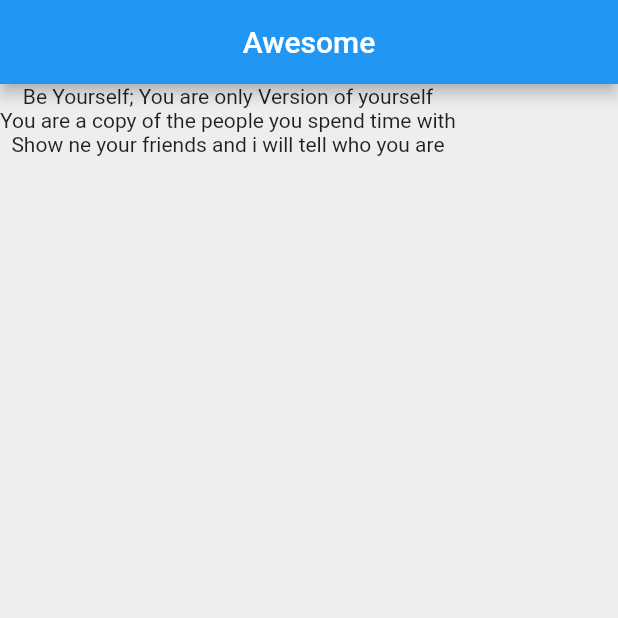
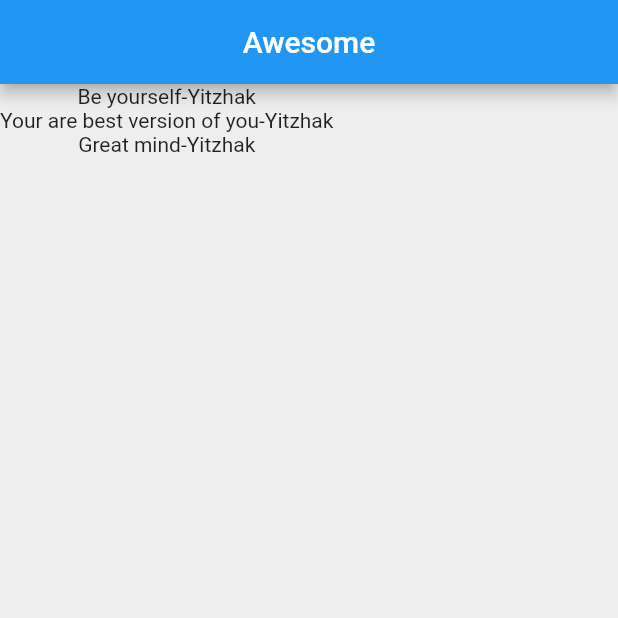
Before and after one commit to Yitzhak-Njenga/Quotes-App-flutter, a Flutter app: the screen it shows after launch, on a phone screen of 412 x 824 dp, the top half of it. Run offline on Flutter 3.47's test engine with Material 2 defaults, Android fonts, the phone set to English and light mode, and no system bars.

Commit message:
added a new quotes class

```diff
--- a/lib/main.dart
+++ b/lib/main.dart
@@ -1,4 +1,5 @@
 import 'dart:ui';
+import 'quote.dart';
 
 import 'package:flutter/cupertino.dart';
 import 'package:flutter/material.dart';
@@ -21,10 +22,11 @@ class Home extends StatefulWidget {
 
 class _HomeState extends State<Home> {
 
-  List<String> quotes = [
-    'Be Yourself; You are only Version of yourself',
-    'You are a copy of the people you spend time with',
-    'Show ne your friends and i will tell who you are'
+  List<Quote> quotes = [
+    Quote(author: 'Yitzhak', text: 'Be yourself'),
+    Quote(author: 'Yitzhak', text: 'Your are best version of you'),
+    Quote(author: 'Yitzhak', text: 'Great mind'),
+
   ];
   @override
   Widget build(BuildContext context) {
@@ -38,7 +40,7 @@ class _HomeState extends State<Home> {
       ),
 
       body: Column(
-        children:  quotes.map((quotes) => Text(quotes)).toList(),
+        children:  quotes.map((quote) => Text('${quote.text}-${quote.author}')).toList(),
 
 
       )
--- a/lib/quote.dart
+++ b/lib/quote.dart
@@ -1,3 +1,9 @@
 class Quote {
 
+  String text;
+  String author;
+
+  Quote({ required this.text, required this.author });
+
+
 }
```
